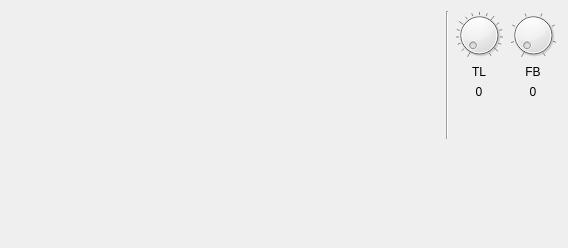
The window that usertone/fm2widget.ui (nirjacobson/Chromasound-Studio) describes before a commit, drawn with Qt 5.
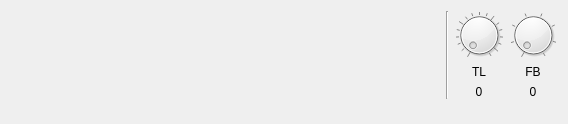
The same window after the commit. Custom widgets are drawn as their Qt base class.

Diff of the .ui file:
```diff
--- a/usertone/fm2widget.ui
+++ b/usertone/fm2widget.ui
@@ -7,13 +7,13 @@
     <x>0</x>
     <y>0</y>
     <width>568</width>
-    <height>248</height>
+    <height>124</height>
    </rect>
   </property>
   <property name="windowTitle">
    <string>Form</string>
   </property>
-  <layout class="QVBoxLayout" name="verticalLayout_2" stretch="0,1">
+  <layout class="QVBoxLayout" name="verticalLayout_2">
    <item>
     <layout class="QHBoxLayout" name="horizontalLayout" stretch="1,0,0,0">
      <item>
```
